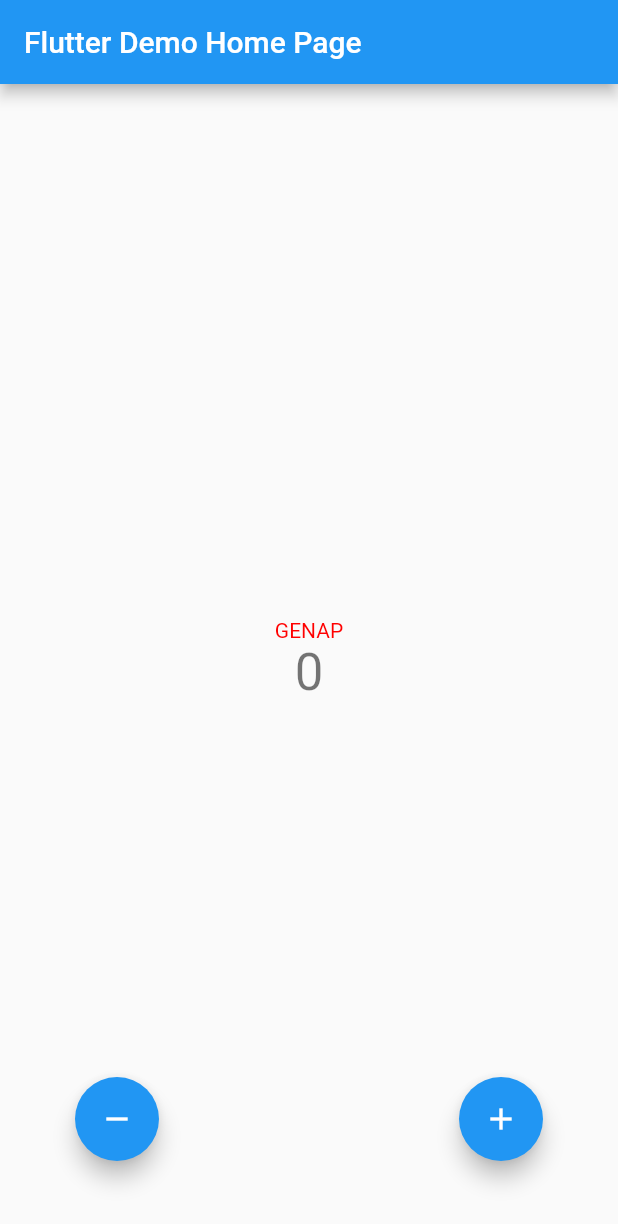
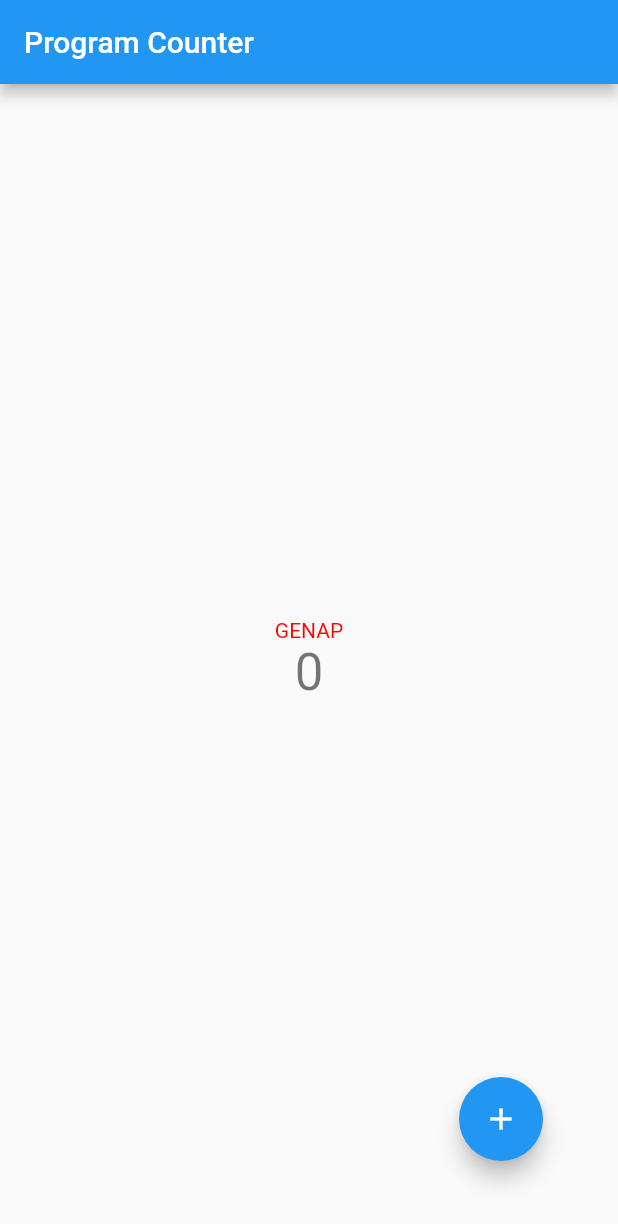
Before and after one commit to ahmadhanif3/pbp-flutter-lab, a Flutter app: the screen it shows after launch, on a phone screen of 412 x 824 dp. Shown: the top 1224 px of the screen. Run offline on Flutter 3.47's test engine with Material 2 defaults, Android fonts, the phone set to English and light mode, and no system bars.

```diff
--- a/counter_7/lib/main.dart
+++ b/counter_7/lib/main.dart
@@ -14,7 +14,7 @@ class MyApp extends StatelessWidget {
       theme: ThemeData(
         primarySwatch: Colors.blue,
       ),
-      home: const MyHomePage(title: 'Flutter Demo Home Page'),
+      home: const MyHomePage(title: "Program Counter"),
     );
   }
 }
@@ -82,12 +82,15 @@ class _MyHomePageState extends State<MyHomePage> {
         child: Row(
           mainAxisAlignment: MainAxisAlignment.spaceBetween,
           children: <Widget>[
-            Align(
+             Align(
                 alignment: Alignment.bottomLeft,
-                child: FloatingActionButton(
-                  onPressed: _decrementCounter,
-                  tooltip: 'Decrement',
-                  child: const Icon(Icons.remove),
+                child: Opacity(
+                  opacity: (_counter > 0)? 1:0,
+                  child:  FloatingActionButton(
+                      onPressed: _decrementCounter,
+                      tooltip: 'Decrement',
+                      child: const Icon(Icons.remove),
+                    )
                 )
             ),
             Align(
@@ -101,7 +104,6 @@ class _MyHomePageState extends State<MyHomePage> {
           ],
         ),
       )
-
     );
   }
 }
```
Also changed, not shown: 1 other file.
